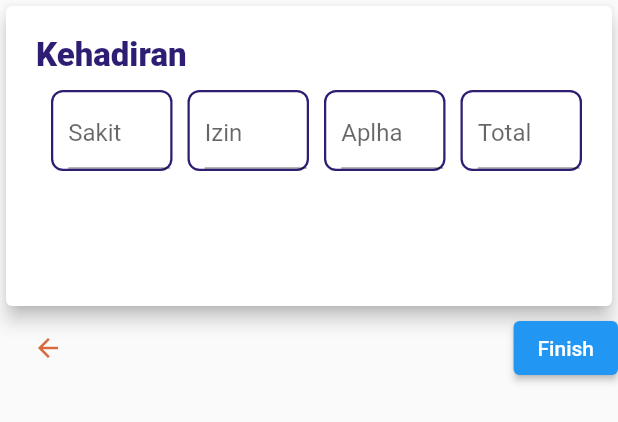
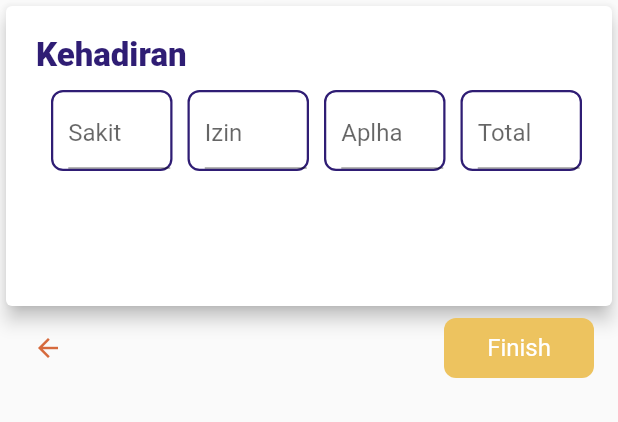
Before and after one commit to KukangSulap/dmc_sql, a Flutter app: the SubPageKehadiran widget shown alone on an empty page, opened directly with empty values, on a phone screen of 412 x 824 dp. Shown: the top 422 px of the screen. Run offline on Flutter 3.47's test engine with Material 2 defaults, Android fonts, the phone set to English and light mode, and no system bars; our stand-ins replace google_fonts, image_picker; network calls fail.

Commit message:
SP-41 rapor quran kehadiran

```diff
--- a/dmc_sql/lib/BagSiswa/BagInputNilai/SubPageInputRapor/subPageKehadiran.dart
+++ b/dmc_sql/lib/BagSiswa/BagInputNilai/SubPageInputRapor/subPageKehadiran.dart
@@ -1,6 +1,7 @@
 import 'package:flutter/src/widgets/framework.dart';
 import 'package:flutter/material.dart';
 
+import '../../../BagKeuangan/keuangan.dart';
 import '../../../Property/app_color.dart';
 import '../../../Property/project_font.dart';
 
@@ -20,10 +21,10 @@ class SubPageKehadiran extends StatefulWidget {
 }
 
 class _SubPageKehadiranState extends State<SubPageKehadiran> {
-  TextEditingController _contHadir1 = TextEditingController();
-  TextEditingController _contHadir2 = TextEditingController();
-  TextEditingController _contHadir3 = TextEditingController();
-  TextEditingController _contHadir4 = TextEditingController();
+  final TextEditingController _contHadir1 = TextEditingController();
+  final TextEditingController _contHadir2 = TextEditingController();
+  final TextEditingController _contHadir3 = TextEditingController();
+  final TextEditingController _contHadir4 = TextEditingController();
 
   @override
   Widget build(BuildContext context) {
@@ -133,7 +134,12 @@ class _SubPageKehadiranState extends State<SubPageKehadiran> {
                   color: AppColor.orange,
                 )
             ),
+            SizedBox(height: 10,),
             ElevatedButton(
+              style: ElevatedButton.styleFrom( // Set button style
+                backgroundColor: Colors.transparent, // Set the button color to transparent
+                elevation: 0, shadowColor: Colors. transparent,// Remove button elevation
+              ),
                 onPressed: () {
                   if (widget.insertData[4].length < 3) {
                     widget.insertData[4].addAll([
@@ -169,7 +175,15 @@ class _SubPageKehadiranState extends State<SubPageKehadiran> {
 
                   widget.nextPage();
                 },
-                child: Text("Finish"))
+                child: const CustomButtonril(
+                  title: 'Finish',
+                  widths: 100,
+                  textColor: Colors.white,
+                  fontWeight: FontWeight.normal,
+                  backgroundColor: AppColor.yellow,
+                  height: 40,
+                ),
+            )
           ],
         )
       ],
--- a/dmc_sql/lib/BagSiswa/BagInputNilai/SubPageInputRapor/subPageKualtitatif.dart
+++ b/dmc_sql/lib/BagSiswa/BagInputNilai/SubPageInputRapor/subPageKualtitatif.dart
@@ -179,7 +179,7 @@ class _SubPageKualitatifState extends State<SubPageKualitatif> {
                   widget.nextPage();
                 },
                 child: const CustomButtonril(
-                  title: 'next',
+                  title: 'Next',
                   widths: 73,
                   textColor: Colors.white,
                   fontWeight: FontWeight.normal,
```
Also changed, not shown: dmc_sql/lib/BagSiswa/BagInputNilai/SubPageInputRapor/subPageQuran.dart (+32 -13 lines).
